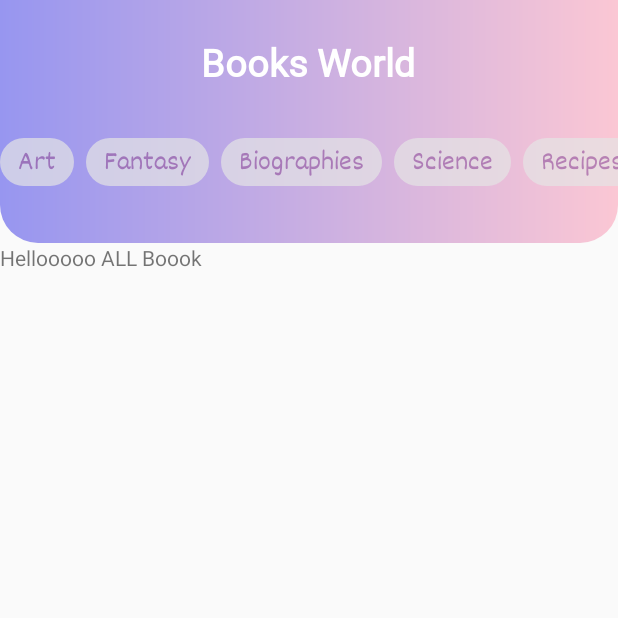
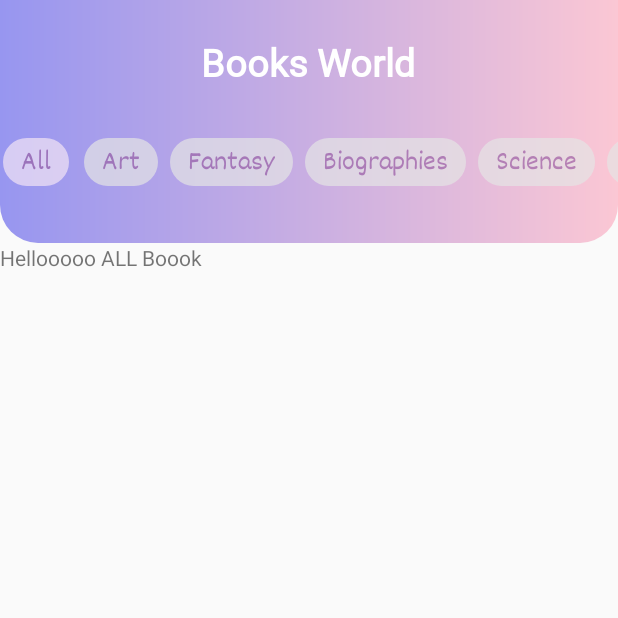
Before and after one commit to FtADev/BooksWorld, an Android app: the screen it shows after launch (MainActivity), on a phone screen of 412 x 824 dp, the top half of it. Run offline under Robolectric (Android 15) with nearby library versions, the phone set to English and light mode, and no system bars.

Commit message:
+ all chip

```diff
--- a/app/src/main/res/layout/appbar.xml
+++ b/app/src/main/res/layout/appbar.xml
@@ -2,6 +2,7 @@
 <RelativeLayout xmlns:android="http://schemas.android.com/apk/res/android"
     android:layout_width="match_parent"
     android:layout_height="wrap_content"
+    xmlns:app="http://schemas.android.com/apk/res-auto"
     android:background="@drawable/bg_appbar">
 
     <TextView
@@ -27,8 +28,19 @@
         android:scrollbars="none">
 
         <com.google.android.material.chip.ChipGroup
+            android:id="@+id/chips_group"
             android:layout_width="wrap_content"
-            android:layout_height="wrap_content">
+            android:layout_height="wrap_content"
+            app:singleSelection="true">
+
+            <com.google.android.material.chip.Chip
+                android:id="@+id/all_chip"
+                style="@style/chipTheme"
+                android:checked="true"
+                android:layout_width="wrap_content"
+                android:layout_height="wrap_content"
+                android:text="@string/all"
+                android:textAppearance="@style/chipTextAppearance" />
 
             <com.google.android.material.chip.Chip
                 android:id="@+id/art_chip"
--- a/app/src/main/res/values/strings.xml
+++ b/app/src/main/res/values/strings.xml
@@ -1,5 +1,6 @@
 <resources>
     <string name="app_name">Books World</string>
+    <string name="all">All</string>
     <string name="art">Art</string>
     <string name="fantasy">Fantasy</string>
     <string name="biographies">Biographies</string>
```
